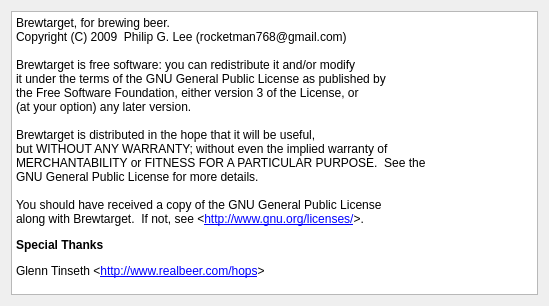
The window that ui/aboutDialog.ui (Brewtarget/brewtarget) describes before a commit, drawn with Qt 5.
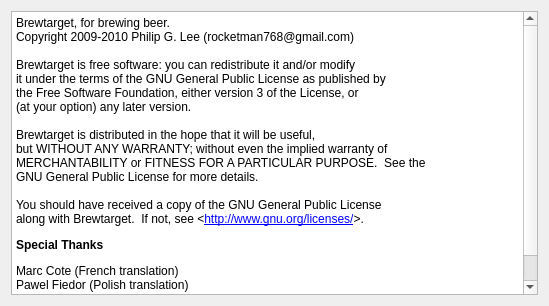
The same window after the commit.

Diff of the .ui file:
```diff
--- a/ui/aboutDialog.ui
+++ b/ui/aboutDialog.ui
@@ -22,7 +22,7 @@
 p, li { white-space: pre-wrap; }
 &lt;/style&gt;&lt;/head&gt;&lt;body style=&quot; font-family:'DejaVu Sans'; font-size:9pt; font-weight:400; font-style:normal;&quot;&gt;
 &lt;p style=&quot; margin-top:12px; margin-bottom:0px; margin-left:0px; margin-right:0px; -qt-block-indent:0; text-indent:0px;&quot;&gt;&lt;span style=&quot; font-family:'Courier New,courier';&quot;&gt;Brewtarget, for brewing beer.&lt;/span&gt;&lt;/p&gt;
-&lt;p style=&quot; margin-top:0px; margin-bottom:0px; margin-left:0px; margin-right:0px; -qt-block-indent:0; text-indent:0px;&quot;&gt;&lt;span style=&quot; font-family:'Courier New,courier';&quot;&gt;Copyright (C) 2009  Philip G. Lee (rocketman768@gmail.com)&lt;/span&gt;&lt;/p&gt;
+&lt;p style=&quot; margin-top:0px; margin-bottom:0px; margin-left:0px; margin-right:0px; -qt-block-indent:0; text-indent:0px;&quot;&gt;&lt;span style=&quot; font-family:'Courier New,courier';&quot;&gt;Copyright 2009-2010 Philip G. Lee (rocketman768@gmail.com)&lt;/span&gt;&lt;/p&gt;
 &lt;p style=&quot;-qt-paragraph-type:empty; margin-top:0px; margin-bottom:0px; margin-left:0px; margin-right:0px; -qt-block-indent:0; text-indent:0px; font-family:'Courier New,courier';&quot;&gt;&lt;/p&gt;
 &lt;p style=&quot; margin-top:0px; margin-bottom:0px; margin-left:0px; margin-right:0px; -qt-block-indent:0; text-indent:0px;&quot;&gt;&lt;span style=&quot; font-family:'Courier New,courier';&quot;&gt;Brewtarget is free software: you can redistribute it and/or modify&lt;/span&gt;&lt;/p&gt;
 &lt;p style=&quot; margin-top:0px; margin-bottom:0px; margin-left:0px; margin-right:0px; -qt-block-indent:0; text-indent:0px;&quot;&gt;&lt;span style=&quot; font-family:'Courier New,courier';&quot;&gt;it under the terms of the GNU General Public License as published by&lt;/span&gt;&lt;/p&gt;
@@ -37,7 +37,10 @@
 &lt;p style=&quot; margin-top:0px; margin-bottom:0px; margin-left:0px; margin-right:0px; -qt-block-indent:0; text-indent:0px;&quot;&gt;&lt;span style=&quot; font-family:'Courier New,courier';&quot;&gt;You should have received a copy of the GNU General Public License&lt;/span&gt;&lt;/p&gt;
 &lt;p style=&quot; margin-top:0px; margin-bottom:12px; margin-left:0px; margin-right:0px; -qt-block-indent:0; text-indent:0px;&quot;&gt;&lt;span style=&quot; font-family:'Courier New,courier';&quot;&gt;along with Brewtarget.  If not, see &amp;lt;&lt;/span&gt;&lt;a href=&quot;http://www.gnu.org/licenses/&quot;&gt;&lt;span style=&quot; font-family:'Courier New,courier'; text-decoration: underline; color:#0000ff;&quot;&gt;http://www.gnu.org/licenses/&lt;/span&gt;&lt;/a&gt;&lt;span style=&quot; font-family:'Courier New,courier';&quot;&gt;&amp;gt;.&lt;/span&gt;&lt;/p&gt;
 &lt;p style=&quot; margin-top:0px; margin-bottom:12px; margin-left:0px; margin-right:0px; -qt-block-indent:0; text-indent:0px;&quot;&gt;&lt;span style=&quot; font-family:'Courier New,courier'; font-weight:600;&quot;&gt;Special Thanks&lt;/span&gt;&lt;/p&gt;
-&lt;p style=&quot; margin-top:0px; margin-bottom:12px; margin-left:0px; margin-right:0px; -qt-block-indent:0; text-indent:0px;&quot;&gt;&lt;span style=&quot; font-family:'Courier New,courier';&quot;&gt;Glenn Tinseth &amp;lt;&lt;/span&gt;&lt;a href=&quot;http://www.realbeer.com/hops&quot;&gt;&lt;span style=&quot; text-decoration: underline; color:#0000ff;&quot;&gt;http://www.realbeer.com/hops&lt;/span&gt;&lt;/a&gt;&lt;span style=&quot; font-family:'Courier New,courier';&quot;&gt;&amp;gt;&lt;/span&gt;&lt;/p&gt;&lt;/body&gt;&lt;/html&gt;</string>
+&lt;p style=&quot; margin-top:0px; margin-bottom:0px; margin-left:0px; margin-right:0px; -qt-block-indent:0; text-indent:0px;&quot;&gt;&lt;span style=&quot; font-family:'Courier New,courier';&quot;&gt;Marc Cote (French translation)&lt;/span&gt;&lt;/p&gt;
+&lt;p style=&quot; margin-top:0px; margin-bottom:0px; margin-left:0px; margin-right:0px; -qt-block-indent:0; text-indent:0px;&quot;&gt;&lt;span style=&quot; font-family:'Courier New,courier';&quot;&gt;Pawel Fiedor (Polish translation)&lt;/span&gt;&lt;/p&gt;
+&lt;p style=&quot; margin-top:0px; margin-bottom:0px; margin-left:0px; margin-right:0px; -qt-block-indent:0; text-indent:0px;&quot;&gt;&lt;span style=&quot; font-family:'Courier New,courier';&quot;&gt;Andrzej (Polish translation)&lt;/span&gt;&lt;/p&gt;
+&lt;p style=&quot; margin-top:0px; margin-bottom:0px; margin-left:0px; margin-right:0px; -qt-block-indent:0; text-indent:0px;&quot;&gt;&lt;span style=&quot; font-family:'Courier New,courier';&quot;&gt;Glenn Tinseth &amp;lt;&lt;/span&gt;&lt;a href=&quot;http://www.realbeer.com/hops&quot;&gt;&lt;span style=&quot; text-decoration: underline; color:#0000ff;&quot;&gt;http://www.realbeer.com/hops&lt;/span&gt;&lt;/a&gt;&lt;span style=&quot; font-family:'Courier New,courier';&quot;&gt;&amp;gt;&lt;/span&gt;&lt;/p&gt;&lt;/body&gt;&lt;/html&gt;</string>
      </property>
     </widget>
    </item>
```
